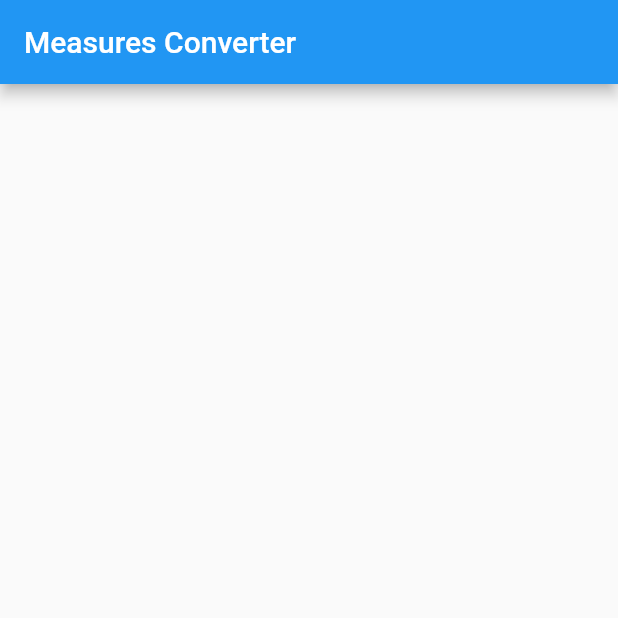
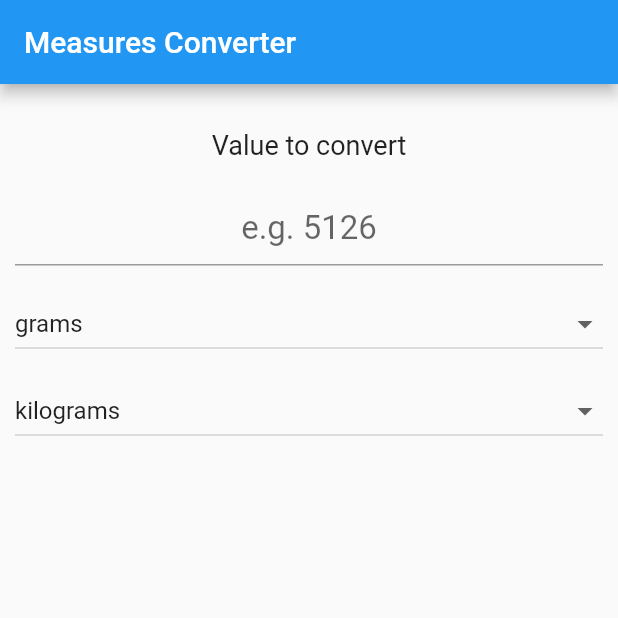
Before and after one commit to usersina/flutter-apps-collection, a Flutter app: the screen it shows after launch, on a phone screen of 412 x 824 dp, the top half of it. Run offline on Flutter 3.47's test engine with Material 2 defaults, Android fonts, the light colour scheme and no system bars.

Commit message:
add base ui

```diff
--- a/measures_converter/lib/main.dart
+++ b/measures_converter/lib/main.dart
@@ -1,3 +1,5 @@
+import 'dart:developer';
+
 import 'package:flutter/material.dart';
 
 void main() {
@@ -19,8 +21,25 @@
   }
 }
 
-class MainScreen extends StatelessWidget {
+class MainScreen extends StatefulWidget {
   const MainScreen({Key? key}) : super(key: key);
+
+  @override
+  State<MainScreen> createState() => _MainScreenState();
+}
+
+class _MainScreenState extends State<MainScreen> {
+  final List<String> _measures = [
+    'grams',
+    'kilograms',
+    'feet',
+    'miles',
+    'pounds (lb.)',
+    'ounces',
+  ];
+  double? _numberFrom;
+  String _selectedFrom = 'grams';
+  String _selectedTo = 'kilograms';
 
   @override
   Widget build(BuildContext context) {
@@ -28,7 +47,69 @@
       appBar: AppBar(
         title: const Text("Measures Converter"),
       ),
-      body: Container(),
+      body: Center(
+        child: Padding(
+          padding: const EdgeInsets.only(top: 30, left: 10, right: 10),
+          child: Column(
+            children: [
+              const Text(
+                'Value to convert',
+                style: TextStyle(
+                  fontSize: 18,
+                ),
+              ),
+              const SizedBox(height: 20),
+              TextField(
+                keyboardType: TextInputType.number,
+                textAlign: TextAlign.center,
+                style: const TextStyle(fontSize: 22),
+                decoration: const InputDecoration(hintText: 'e.g. 5126'),
+                onChanged: (text) {
+                  var value = double.tryParse(text);
+                  if (value != null) {
+                    setState(() {
+                      _numberFrom = value;
+                    });
+                  }
+                },
+              ),
+              const SizedBox(height: 15),
+              DropdownButton<String>(
+                value: _selectedFrom,
+                isExpanded: true,
+                items: _measures.map((String measure) {
+                  return DropdownMenuItem(value: measure, child: Text(measure));
+                }).toList(),
+                onChanged: (value) {
+                  setState(() {
+                    _selectedFrom = value as String;
+                  });
+                  log("Selected value is: " + _selectedFrom);
+                },
+              ),
+              const SizedBox(height: 10),
+              DropdownButton<String>(
+                value: _selectedTo,
+                isExpanded: true,
+                items: _measures.map((String measure) {
+                  return DropdownMenuItem(value: measure, child: Text(measure));
+                }).toList(),
+                onChanged: (value) {
+                  setState(() {
+                    _selectedTo = value as String;
+                  });
+                  log("Selected value is: " + _selectedTo);
+                },
+              ),
+              const SizedBox(height: 30),
+              Text(
+                (_numberFrom == null) ? '' : _numberFrom.toString(),
+                style: const TextStyle(fontSize: 22),
+              )
+            ],
+          ),
+        ),
+      ),
     );
   }
 }
```
